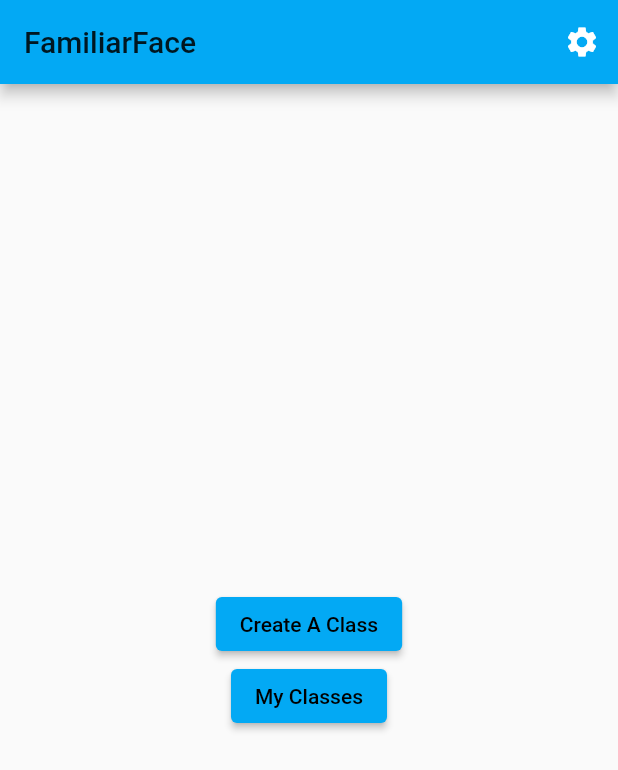
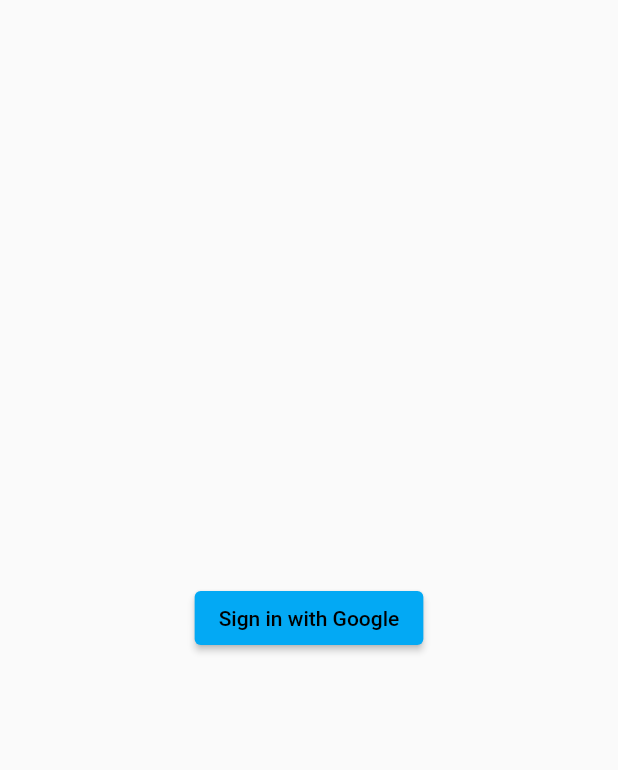
Before and after one commit to OBurnsy22/FamiliarFace, a Flutter app: the screen it shows after launch, on a phone screen of 412 x 824 dp. Shown: the top 770 px of the screen. Run offline on Flutter 3.47's test engine with Material 2 defaults, Android fonts, the phone set to English and light mode, and no system bars; our stand-ins replace firebase_auth, google_sign_in; accounts and stored records are empty.

Commit message:
You can now sign in through google, working on signing out implementation

```diff
--- /dev/null
+++ b/familiarface/lib/authentication.dart
@@ -0,0 +1,62 @@
+import 'package:firebase_auth/firebase_auth.dart';
+import 'package:flutter/material.dart';
+import 'package:google_sign_in/google_sign_in.dart';
+import "main.dart";
+
+/* Code block for flutter firebase sign in via google START */
+class authenticationPage extends StatefulWidget {
+
+  @override
+  _authenticationPageState createState() => _authenticationPageState();
+}
+
+class _authenticationPageState extends State<authenticationPage> {
+  bool signedIn = false;
+
+  @override
+  Widget build(BuildContext context) {
+    if(!signedIn){
+      return Scaffold(
+        body: Center(
+          child: Column(
+            mainAxisAlignment: MainAxisAlignment.center, //aligns children widgets vertically
+            children: [
+              ElevatedButton(
+                  onPressed: () {
+                    googleSignIn();
+                  },
+                  child: Text("Sign in with Google")
+              ),
+            ],
+          ),
+        ),
+      );
+    }
+    return MyHomePage(title: 'FamiliarFace');
+  }
+
+  Future<UserCredential> googleSignIn() async {
+    // Trigger the authentication flow
+    final GoogleSignInAccount googleUser = await GoogleSignIn().signIn();
+
+    // Obtain the auth details from the request
+    final GoogleSignInAuthentication googleAuth = await googleUser.authentication;
+
+    // Create a new credential
+    final GoogleAuthCredential credential = GoogleAuthProvider.credential(
+      accessToken: googleAuth.accessToken,
+      idToken: googleAuth.idToken,
+    );
+    /*
+    print(googleUser.email);
+    print(googleUser.displayName);
+     */
+    // Once signed in, return the UserCredential
+    setState(() {
+      signedIn = true;
+    });
+    return await FirebaseAuth.instance.signInWithCredential(credential);
+  }
+}
+
+/* Code block for flutter firebase sign in via google END */
--- a/familiarface/lib/main.dart
+++ b/familiarface/lib/main.dart
@@ -1,4 +1,5 @@
 import 'package:flutter/material.dart';
+import "authentication.dart";
 
 void main() {
   runApp(MyApp());
@@ -26,7 +27,7 @@ class MyApp extends StatelessWidget {
         // closer together (more dense) than on mobile platforms.
         visualDensity: VisualDensity.adaptivePlatformDensity,
       ),
-      home: MyHomePage(title: 'FamiliarFace'),
+      home: authenticationPage(),//MyHomePage(title: 'FamiliarFace'),
     );
   }
 }
```
Also changed, not shown: familiarface/pubspec.lock.
